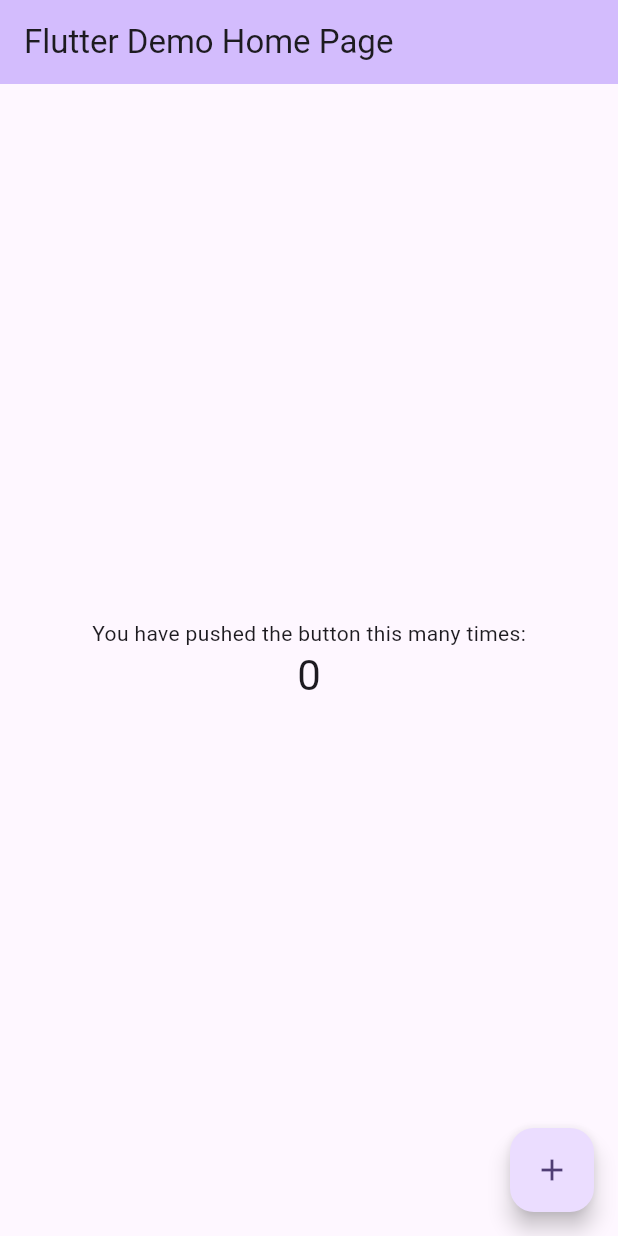
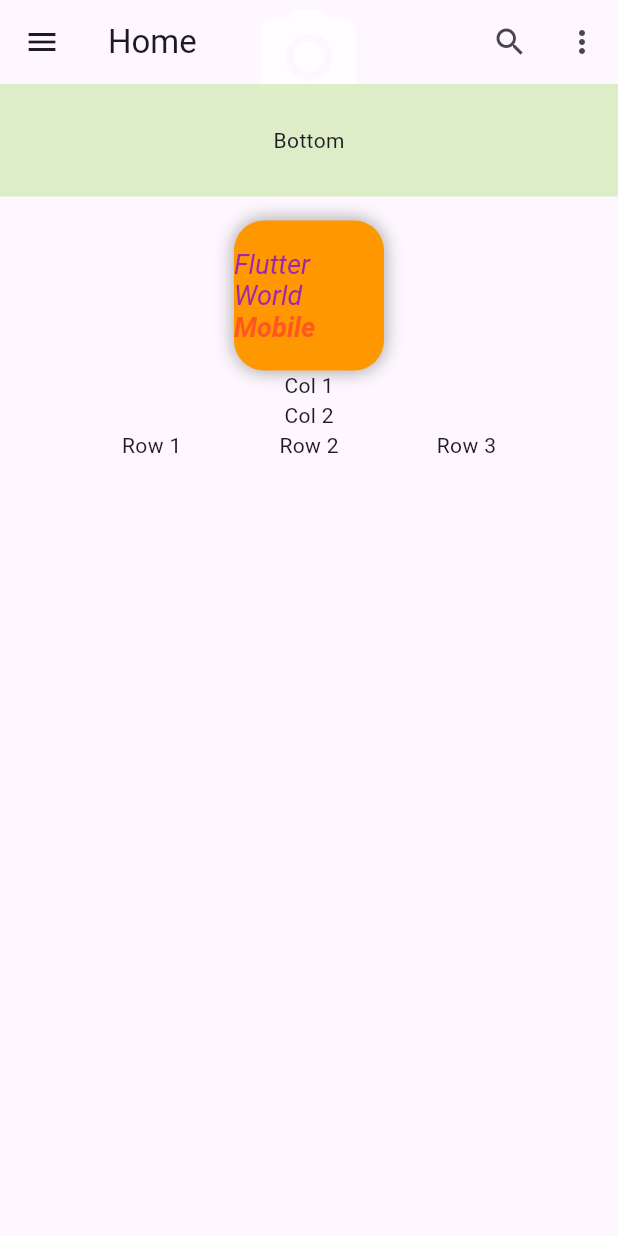
Before and after one commit to rhmn-rkjt/l200230130_widgets, a Flutter app: the screen it shows after launch, on a phone screen of 412 x 824 dp. Run offline on Flutter 3.47's test engine with Material 3 defaults, Android fonts, the light colour scheme and no system bars.

Commit message:
Demo 1 Basic Widgets

```diff
--- a/lib/main.dart
+++ b/lib/main.dart
@@ -13,109 +13,121 @@
     return MaterialApp(
       title: 'Flutter Demo',
       theme: ThemeData(
-        // This is the theme of your application.
-        //
-        // TRY THIS: Try running your application with "flutter run". You'll see
-        // the application has a purple toolbar. Then, without quitting the app,
-        // try changing the seedColor in the colorScheme below to Colors.green
-        // and then invoke "hot reload" (save your changes or press the "hot
-        // reload" button in a Flutter-supported IDE, or press "r" if you used
-        // the command line to start the app).
-        //
-        // Notice that the counter didn't reset back to zero; the application
-        // state is not lost during the reload. To reset the state, use hot
-        // restart instead.
-        //
-        // This works for code too, not just values: Most code changes can be
-        // tested with just a hot reload.
-        colorScheme: .fromSeed(seedColor: Colors.deepPurple),
+        primarySwatch: Colors.lightGreen,
       ),
-      home: const MyHomePage(title: 'Flutter Demo Home Page'),
+      home: Home(),
     );
   }
 }
 
-class MyHomePage extends StatefulWidget {
-  const MyHomePage({super.key, required this.title});
-
-  // This widget is the home page of your application. It is stateful, meaning
-  // that it has a State object (defined below) that contains fields that affect
-  // how it looks.
-
-  // This class is the configuration for the state. It holds the values (in this
-  // case the title) provided by the parent (in this case the App widget) and
-  // used by the build method of the State. Fields in a Widget subclass are
-  // always marked "final".
-
-  final String title;
-
+class Home extends StatefulWidget {
   @override
-  State<MyHomePage> createState() => _MyHomePageState();
+  _HomeState createState() => _HomeState();
 }
 
-class _MyHomePageState extends State<MyHomePage> {
-  int _counter = 0;
-
-  void _incrementCounter() {
-    setState(() {
-      // This call to setState tells the Flutter framework that something has
-      // changed in this State, which causes it to rerun the build method below
-      // so that the display can reflect the updated values. If we changed
-      // _counter without calling setState(), then the build method would not be
-      // called again, and so nothing would appear to happen.
-      _counter++;
-    });
-  }
-
+class _HomeState extends State<Home> {
   @override
   Widget build(BuildContext context) {
-    // This method is rerun every time setState is called, for instance as done
-    // by the _incrementCounter method above.
-    //
-    // The Flutter framework has been optimized to make rerunning build methods
-    // fast, so that you can just rebuild anything that needs updating rather
-    // than having to individually change instances of widgets.
     return Scaffold(
       appBar: AppBar(
-        // TRY THIS: Try changing the color here to a specific color (to
-        // Colors.amber, perhaps?) and trigger a hot reload to see the AppBar
-        // change color while the other colors stay the same.
-        backgroundColor: Theme.of(context).colorScheme.inversePrimary,
-        // Here we take the value from the MyHomePage object that was created by
-        // the App.build method, and use it to set our appbar title.
-        title: Text(widget.title),
-      ),
-      body: Center(
-        // Center is a layout widget. It takes a single child and positions it
-        // in the middle of the parent.
-        child: Column(
-          // Column is also a layout widget. It takes a list of children and
-          // arranges them vertically. By default, it sizes itself to fit its
-          // children horizontally, and tries to be as tall as its parent.
-          //
-          // Column has various properties to control how it sizes itself and
-          // how it positions its children. Here we use mainAxisAlignment to
-          // center the children vertically; the main axis here is the vertical
-          // axis because Columns are vertical (the cross axis would be
-          // horizontal).
-          //
-          // TRY THIS: Invoke "debug painting" (choose the "Toggle Debug Paint"
-          // action in the IDE, or press "p" in the console), to see the
-          // wireframe for each widget.
-          mainAxisAlignment: .center,
-          children: [
-            const Text('You have pushed the button this many times:'),
-            Text(
-              '$_counter',
-              style: Theme.of(context).textTheme.headlineMedium,
+        leading: IconButton(
+          icon: Icon(Icons.menu),
+          onPressed: () {},
+        ),
+        title: Text('Home'),
+        actions: <Widget>[
+          IconButton(
+            icon: Icon(Icons.search),
+            onPressed: () {},
+          ),
+          IconButton(
+            icon: Icon(Icons.more_vert),
+            onPressed: () {},
+          ),
+        ],
+        flexibleSpace: SafeArea(
+          child: Icon(
+            Icons.photo_camera,
+            size: 75,
+            color: Colors.white70,
+          ),
+        ),
+        bottom: PreferredSize(
+          preferredSize: Size.fromHeight(75.0),
+          child: Container(
+            height: 75,
+            color: Colors.lightGreen.shade100,
+            child: Center(
+              child: Text('Bottom'),
             ),
-          ],
+          ),
         ),
       ),
-      floatingActionButton: FloatingActionButton(
-        onPressed: _incrementCounter,
-        tooltip: 'Increment',
-        child: const Icon(Icons.add),
+
+      body: Padding(
+        padding: EdgeInsets.all(16.0),
+        child: SafeArea(
+          child: SingleChildScrollView(
+            child: Column(
+              children: <Widget>[
+
+                // Container, RichText
+                Container(
+                  height: 100,
+                  width: 100,
+                  decoration: BoxDecoration(
+                    borderRadius: BorderRadius.circular(20),
+                    color: Colors.orange,
+                    boxShadow: [
+                      BoxShadow(
+                        color: Colors.grey,
+                        blurRadius: 10,
+                      )
+                    ],
+                  ),
+                  child: Center(
+                    child: RichText(
+                      text: TextSpan(
+                        text: 'Flutter World',
+                        style: TextStyle(
+                          fontSize: 18,
+                          color: Colors.purple,
+                          fontStyle: FontStyle.italic,
+                        ),
+                        children: [
+                          TextSpan(
+                            text: ' Mobile',
+                            style: TextStyle(
+                              color: Colors.deepOrange,
+                              fontWeight: FontWeight.bold,
+                            ),
+                          ),
+                        ],
+                      ),
+                    ),
+                  ),
+                ),
+
+                // Column, Row
+                Column(
+                  children: [
+                    Text('Col 1'),
+                    Text('Col 2'),
+                    Row(
+                      mainAxisAlignment: MainAxisAlignment.spaceEvenly,
+                      children: [
+                        Text('Row 1'),
+                        Text('Row 2'),
+                        Text('Row 3'),
+                      ],
+                    ),
+                  ],
+                ),
+
+              ],
+            ),
+          ),
+        ),
       ),
     );
   }
```
